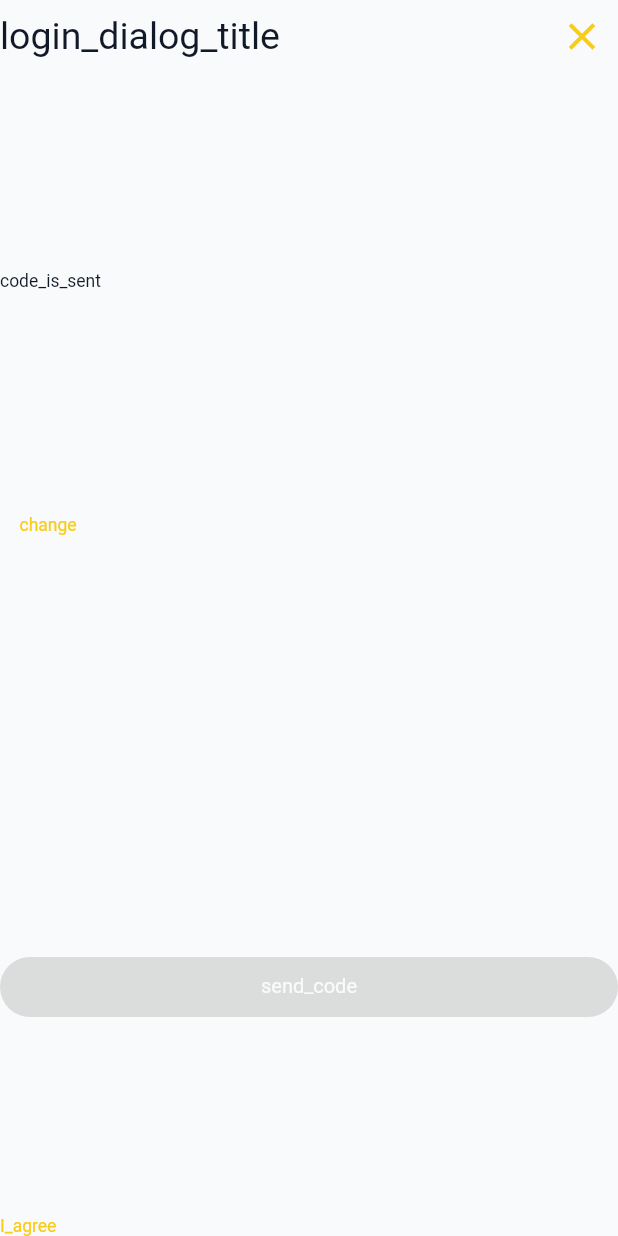
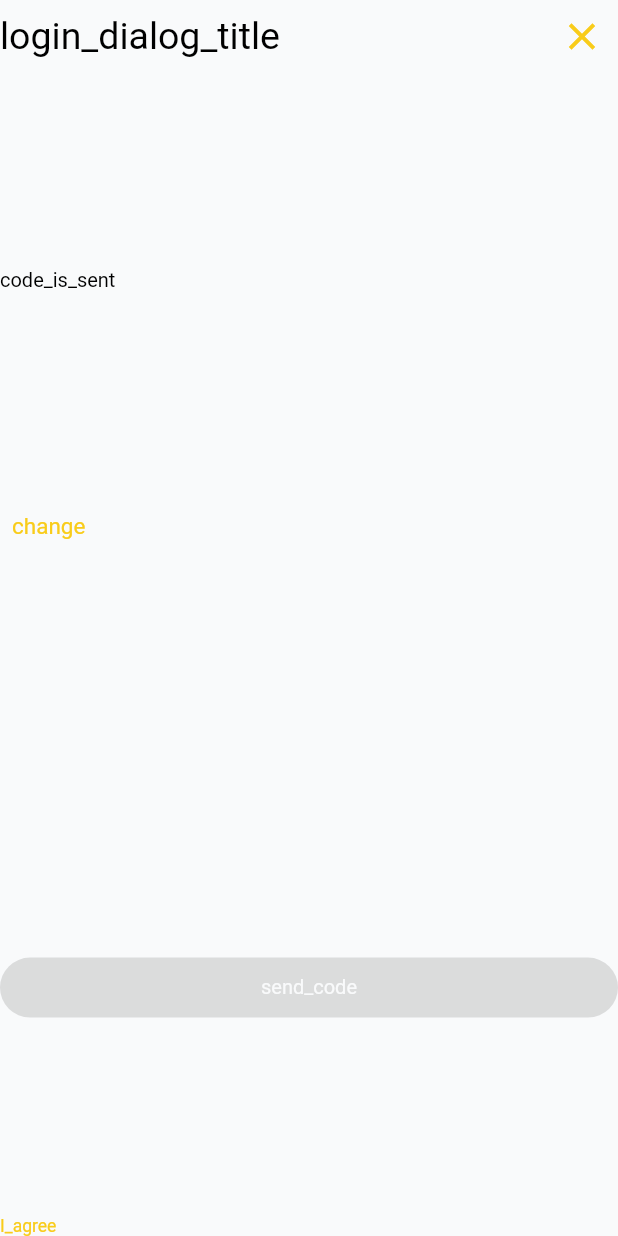
Before and after one commit to TsygTa/molokovo, a Flutter app: the CodeForm widget shown alone on an empty page, opened directly with empty values, on a phone screen of 412 x 824 dp. Run offline on Flutter 3.47's test engine with Material 2 defaults, Android fonts, the phone set to English and light mode, and no system bars; our stand-ins replace get, google_fonts; accounts and stored records are empty.

Commit message:
For iPad 13'

```diff
--- a/lib/constants/style.dart
+++ b/lib/constants/style.dart
@@ -1,8 +1,12 @@
+import 'package:site_molokovo/widgets/responsive_widget.dart';
+
 const int activeColor = 0xFFF9CC1A;
 const int lightColor = 0xFFF9FAFB;
-const int darkColor = 0xFF111827;
+const int darkColor = 0xFF000000;//0xFF111827;
 const int greyColor = 0xFFC4C4C4;
+const int darkGreyColor = 0xFF111827;
 
 const double mainPaddingRatio = 0.17;
+const double mainPaddingRatioSmall = 0.05;
 const String companyPhoneNumber = '+7 (999) 111-2233';
 const String companyEmail = 'contact@molokovo.ru';
--- a/lib/widgets/footer.dart
+++ b/lib/widgets/footer.dart
@@ -10,7 +10,7 @@ class Footer extends StatelessWidget {
     return Container(
         padding: EdgeInsets.fromLTRB(context.width * mainPaddingRatio, 10, context.width * mainPaddingRatio, 5),
         height: 200,
-        color:Color(darkColor),
+        color:Color(darkGreyColor),
         child: Column(
           mainAxisAlignment: MainAxisAlignment.spaceAround,
           crossAxisAlignment: CrossAxisAlignment.start,
--- a/lib/widgets/login_dialog.dart
+++ b/lib/widgets/login_dialog.dart
@@ -62,8 +62,8 @@ Future<void> showLoginDialog(BuildContext context) async {
       context: context,
       builder: (BuildContext context) {
         return SimpleDialog(
-          contentPadding: EdgeInsets.fromLTRB(30, 20, 30, 40),
-          insetPadding: EdgeInsets.all(8),
+          contentPadding: EdgeInsets.fromLTRB(30, 20, 30, 30),
+          //insetPadding: EdgeInsets.all(8),
           children: <Widget>[
             LoginDialog()
           ],
@@ -200,13 +200,13 @@ class CodeForm extends StatelessWidget {
                   icon: Icon(Icons.close,size: 30, color: Color(activeColor),))
             ],
           ),
-          CustomText(text: 'code_is_sent'.tr, fontSize:   14,),
+          CustomText(text: 'code_is_sent'.tr,),
           Row(
             children: [
-              CustomText(text: phone, fontSize:   14,),
+              CustomText(text: phone, fontSize: 18,),
               TextButton(
                   onPressed: onChangePhone,
-                  child: CustomText(text: 'change'.tr, fontSize: 14, color: Color(activeColor),))
+                  child: CustomText(text: 'change'.tr, fontSize: 18, color: Color(activeColor),))
             ],
           ),
           // PinWidget(
--- a/lib/widgets/responsive_widget.dart
+++ b/lib/widgets/responsive_widget.dart
@@ -1,10 +1,10 @@
 import 'package:flutter/material.dart';
 import 'package:get/get.dart';
 
-const int largeScreenSize = 1366;
+const int largeScreenSize = 1248;
 const int mediumScreenSize = 768;
 const int smallScreenSize = 360;
-const int customScreenSize = 1100;
+const int customScreenSize = 1300;
 
 class ResponsiveWidget extends StatelessWidget {
   ResponsiveWidget({Key? key,
--- a/lib/widgets/top_navigation_bar.dart
+++ b/lib/widgets/top_navigation_bar.dart
@@ -7,11 +7,12 @@ import 'package:site_molokovo/widgets/signin_button.dart';
 import 'package:site_molokovo/widgets/site_menu.dart';
 
 AppBar topNavigationBar(BuildContext context, GlobalKey<ScaffoldState> scaffoldKey) {
-  double padding = context.width * mainPaddingRatio;
+  double padding = context.width * (ResponsiveWidget.isCustomScreen(context)
+      ? mainPaddingRatioSmall : mainPaddingRatio);
   return AppBar(
       elevation: 1,
       backgroundColor: Color(lightColor),
-      leadingWidth: padding - 50,
+      leadingWidth: padding - 50 < 0 ? padding : padding - 50,
       leading: ResponsiveWidget.isSmallScreen(context) || ResponsiveWidget.isMediumScreen(context)
           ? Padding(
               padding: const EdgeInsets.only(left: 5),
```
